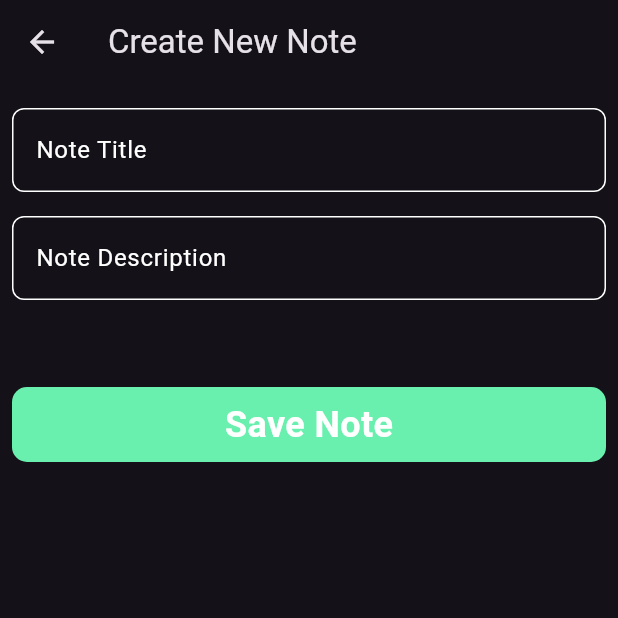
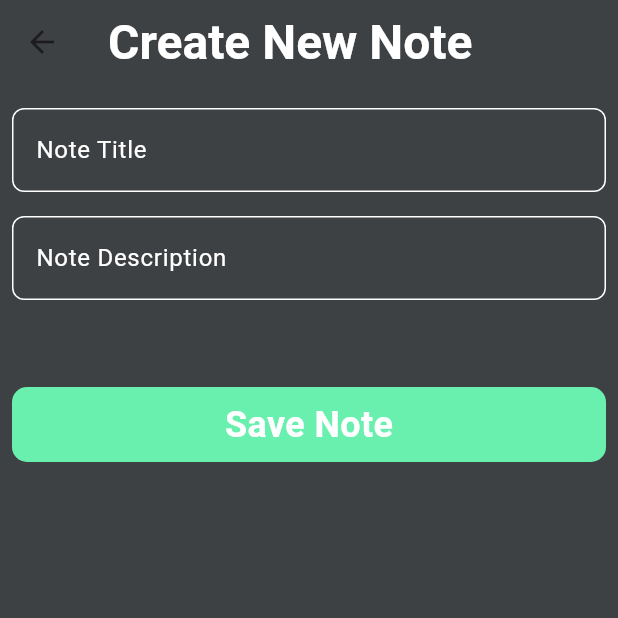
Before and after one commit to OsamaAliLasheen/notes_app, a Flutter app: the screen it shows after launch, after a tap on the "add" icon, on a phone screen of 412 x 824 dp, the top half of it. Run offline on Flutter 3.47's test engine with Material 3 defaults, Android fonts, the phone set to English and light mode, and no system bars.

Commit message:
Refactor and update widget imports and theme
- Removed `search_button.dart` and moved its content to `widgets/search_button.dart`.
- Created `app_theme.dart` to define a custom theme for the app.
- Updated `main.dart` to use the new `appTheme` function.
- Moved `note_container.dart` to `widgets/note_container.dart`.
- Moved `text_field.dart` to `widgets/text_field.dart`.
- Updated imports in `create_new_note_page.dart` and `home_page.dart` to reflect new widget locations.
- Refactored `FloatingActionButton` in `home_page.dart` for better readability and functionality.
- Added `addContainer` method call before navigating to `CreateNewNotePage` in `home_page.dart`.

```diff
--- a/lib/custom widgets/search_button.dart
+++ /dev/null
@@ -1,18 +0,0 @@
-import 'package:flutter/material.dart';
-
-class CustomSearchButton extends StatelessWidget {
-  const CustomSearchButton({
-    super.key,
-  });
-
-  @override
-  Widget build(BuildContext context) {
-    return IconButton(
-      onPressed: () {},
-      icon: const Icon(
-        Icons.search,
-        color: Colors.white,
-      ),
-    );
-  }
-}
--- a/lib/main.dart
+++ b/lib/main.dart
@@ -1,4 +1,5 @@
 import 'package:flutter/material.dart';
+import 'package:notes_app/theme/app_theme.dart';
 import 'package:notes_app/views/create_new_note_page.dart';
 import 'package:notes_app/views/home_page.dart';
 
@@ -13,9 +14,9 @@ class NotesApp extends StatelessWidget {
   Widget build(BuildContext context) {
     return MaterialApp(
       debugShowCheckedModeBanner: false,
-      theme: ThemeData.dark(),
+      theme: appTheme(),
       routes: {
-        HomePage.id: (context) => HomePage(),
+        HomePage.id: (context) => const HomePage(),
         CreateNewNotePage.id: (context) => CreateNewNotePage(),
       },
       initialRoute: HomePage.id,
--- /dev/null
+++ b/lib/theme/app_theme.dart
@@ -0,0 +1,12 @@
+import 'package:flutter/material.dart';
+
+ThemeData appTheme() {
+  return ThemeData(
+    appBarTheme: const AppBarTheme(
+      backgroundColor: Color(0xff3E4143),
+      titleTextStyle: TextStyle(
+          fontSize: 32, fontWeight: FontWeight.bold, color: Colors.white),
+    ),
+    scaffoldBackgroundColor: const Color(0xff3E4143),
+  );
+}
--- a/lib/views/create_new_note_page.dart
+++ b/lib/views/create_new_note_page.dart
@@ -1,6 +1,6 @@
 import 'package:flutter/material.dart';
 import 'package:notes_app/models/note_model.dart';
-import 'package:notes_app/custom%20widgets/text_field.dart';
+import 'package:notes_app/widgets/text_field.dart';
 
 class CreateNewNotePage extends StatelessWidget {
   CreateNewNotePage({super.key});
--- a/lib/views/home_page.dart
+++ b/lib/views/home_page.dart
@@ -1,7 +1,7 @@
 import 'package:flutter/material.dart';
-import 'package:notes_app/custom%20widgets/search_button.dart';
+import 'package:notes_app/widgets/search_button.dart';
 import 'package:notes_app/views/create_new_note_page.dart';
-import 'package:notes_app/custom%20widgets/note_container.dart';
+import 'package:notes_app/widgets/note_container.dart';
 
 class HomePage extends StatefulWidget {
   const HomePage({super.key});
@@ -39,9 +39,7 @@ class _HomePageState extends State<HomePage> {
         title: const Text(
           'Notes',
         ),
-        actions: [
-          CustomSearchButton()
-        ],
+        actions: const [CustomSearchButton()],
       ),
       body: Padding(
         padding: const EdgeInsets.all(8.0),
@@ -51,7 +49,6 @@ class _HomePageState extends State<HomePage> {
               itemCount: colors.length,
               itemBuilder: (context, index) {
                 return CustomNoteContainer(
-
                   color: colors[index],
                   onDelete: () => deleteContainer(index),
                 );
@@ -62,11 +59,19 @@ class _HomePageState extends State<HomePage> {
               child: FloatingActionButton(
                 backgroundColor: Colors.greenAccent,
                 onPressed: () {
-                      Navigator.pushNamed(context, CreateNewNotePage.id,
-                          arguments: colors);
+                  addContainer();
+                  Navigator.pushNamed(
+                    context,
+                    CreateNewNotePage.id,
+                  );
                   setState(() {});
                 },
-                    child: const Icon(Icons.add)))
+                child: const Icon(
+                  Icons.add,
+                  color: Colors.black,
+                ),
+              ),
+            ),
           ],
         ),
       ),
--- /dev/null
+++ b/lib/widgets/search_button.dart
@@ -0,0 +1,26 @@
+import 'package:flutter/material.dart';
+
+class CustomSearchButton extends StatelessWidget {
+  const CustomSearchButton({
+    super.key,
+  });
+
+  @override
+  Widget build(BuildContext context) {
+    return Container(
+      decoration: BoxDecoration(
+        shape: BoxShape.rectangle,
+        borderRadius: const BorderRadius.all(Radius.circular(16.0)),
+        color: Colors.grey[800],
+      ),
+      child: IconButton(
+        onPressed: () {},
+        icon: const Icon(
+          Icons.search,
+          size: 30,
+          color: Colors.white,
+        ),
+      ),
+    );
+  }
+}
```
Also changed, not shown: lib/widgets/note_container.dart (renamed from lib/custom widgets/note_container.dart), lib/widgets/text_field.dart (renamed from lib/custom widgets/text_field.dart). Lines whose indentation alone changed are shown as unchanged.
